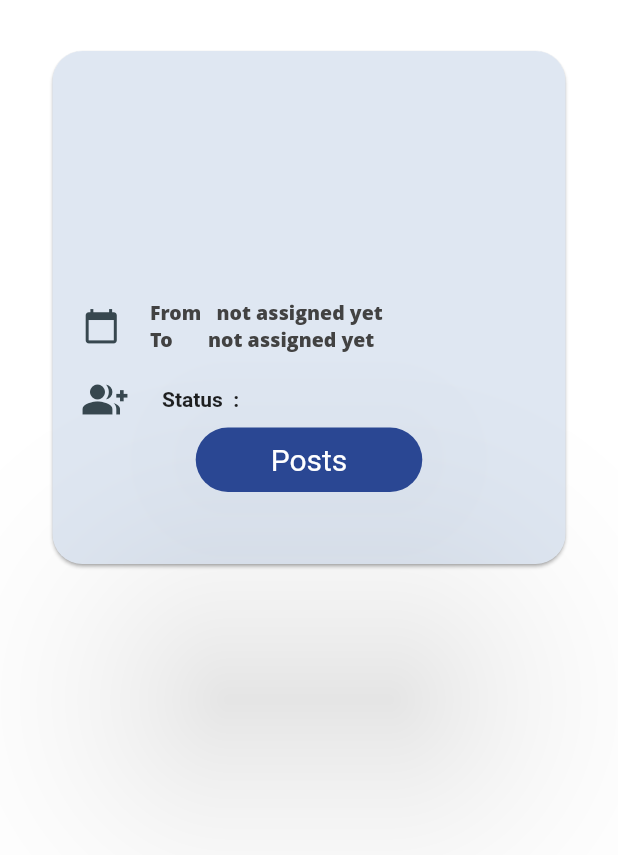
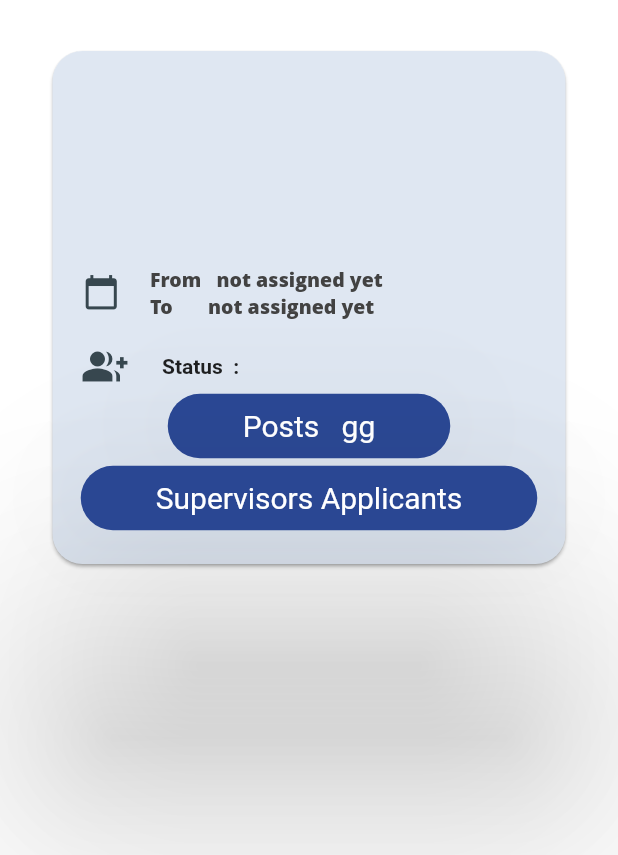
Before and after one commit to CocodeApp/co-code, a Flutter app: the viewProject screen opened directly with empty values, on a phone screen of 412 x 824 dp, the part 381-1236 px from its top. Run offline on Flutter 3.47's test engine with Material 2 defaults, Android fonts, the phone set to English and light mode, and no system bars; our stand-ins replace cloud_firestore, convex_bottom_bar, firebase_auth, firebase_core, flutter_bloc, flutter_datetime_picker and 4 more; missing offline and left inert: flutter_form_bloc, form_bloc, kf_drawer, slimy_card, spring_button; accounts and stored records are empty; Roboto replaces fonts that are missing (Open Sans); statements that could not run were skipped.

Commit message:
applicant button

```diff
--- a/cocode/lib/features/viewProject/viewProject.dart
+++ b/cocode/lib/features/viewProject/viewProject.dart
@@ -1,3 +1,4 @@
+import 'package:cocode/features/acceptReject/Members.dart';
 import 'package:cocode/features/userProfile.dart/userProfile.dart';
 import 'package:cocode/features/homePage/homePageView.dart';
 import 'package:cocode/features/viewProject/skills.dart';
@@ -344,7 +345,7 @@ class ProjectDetails extends StatelessWidget {
                                         horizontal: 50.0,
                                       ),
                                       child: Text(
-                                        "Posts",
+                                        "Posts   gg",
                                         style: TextStyle(
                                             color: Colors.white,
                                             fontSize: 20.0),
@@ -360,7 +361,7 @@ class ProjectDetails extends StatelessWidget {
                                   ),
                                 ),
                                 Center(
-                                  child: listofwhat == ""
+                                  child: listofwhat != ""
                                       ? RawMaterialButton(
                                           elevation: 80.0,
                                           fillColor: const Color(0XFF2A4793),
@@ -380,7 +381,10 @@ class ProjectDetails extends StatelessWidget {
                                           onPressed: () {
                                             Navigator.push(context,
                                                 MaterialPageRoute(builder: (_) {
-                                              return profilePage(); //to list of applicants
+                                              return Members(
+                                                  projectId: id,
+                                                  leader:
+                                                      user); //to list of applicants
                                             }));
                                           },
                                           shape: const StadiumBorder(),
```
